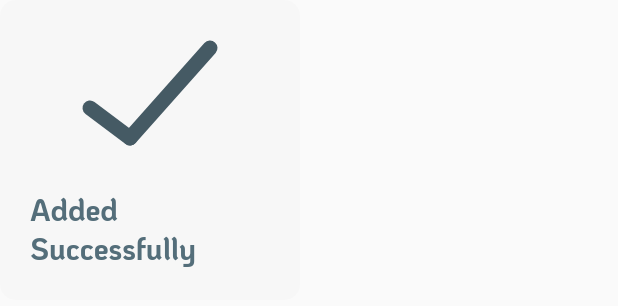
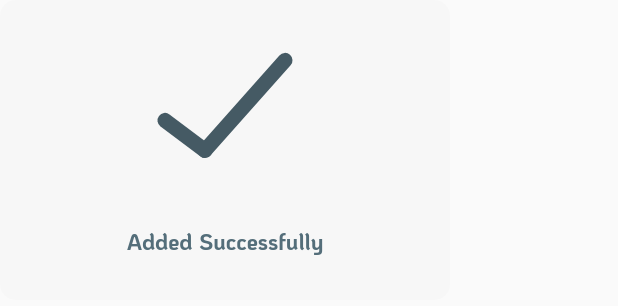
Before and after one commit to fluttertutorialin/task, a Flutter app: the Tick widget shown alone on an empty page, opened directly, on a phone screen of 412 x 824 dp. Shown: the top 306 px of the screen. Run offline on Flutter 3.47's test engine with Material 2 defaults, Android fonts, the phone set to English and light mode, and no system bars; our stand-ins replace flutter_colorpicker, flutter_svg, rxdart, shared_preferences, sqflite; missing offline and left inert: polygon_clipper; accounts and stored records are empty.

Commit message:
change message

```diff
--- a/lib/ui/clippers/day_clipper.dart
+++ b/lib/ui/clippers/day_clipper.dart
@@ -7,7 +7,7 @@ class DayClipper extends CustomClipper<Path> {
     path.lineTo(0, size.height - (size.height / 4));
 
     final end1 = Offset(size.width, 100);
-    final control1 = Offset(size.width / 4, size.height * 1.2);
+    final control1 = Offset(size.width / 7, size.height * 1.2);
 
     path.quadraticBezierTo(control1.dx, control1.dy, end1.dx, end1.dy);
     path.lineTo(size.width, 0);
--- a/lib/ui/tick/tick.dart
+++ b/lib/ui/tick/tick.dart
@@ -35,7 +35,7 @@ class _TickState extends State<Tick> with SingleTickerProviderStateMixin {
           filter: ImageFilter.blur(sigmaX: 20.0, sigmaY: 20.0),
           child: Container(
             padding: EdgeInsets.all(20.0),
-            width: 200,
+            width: 300,
             height: 200,
             decoration: ShapeDecoration(
               shape: RoundedRectangleBorder(
@@ -58,7 +58,7 @@ class _TickState extends State<Tick> with SingleTickerProviderStateMixin {
                   "Added Successfully",
                   style: TextStyle(
                     color: Colors.blueGrey[600],
-                    fontSize: 20.0,
+                    fontSize: 15.0,
                     fontFamily: "KoHo",
                     fontWeight: FontWeight.bold,
                   ),
```
